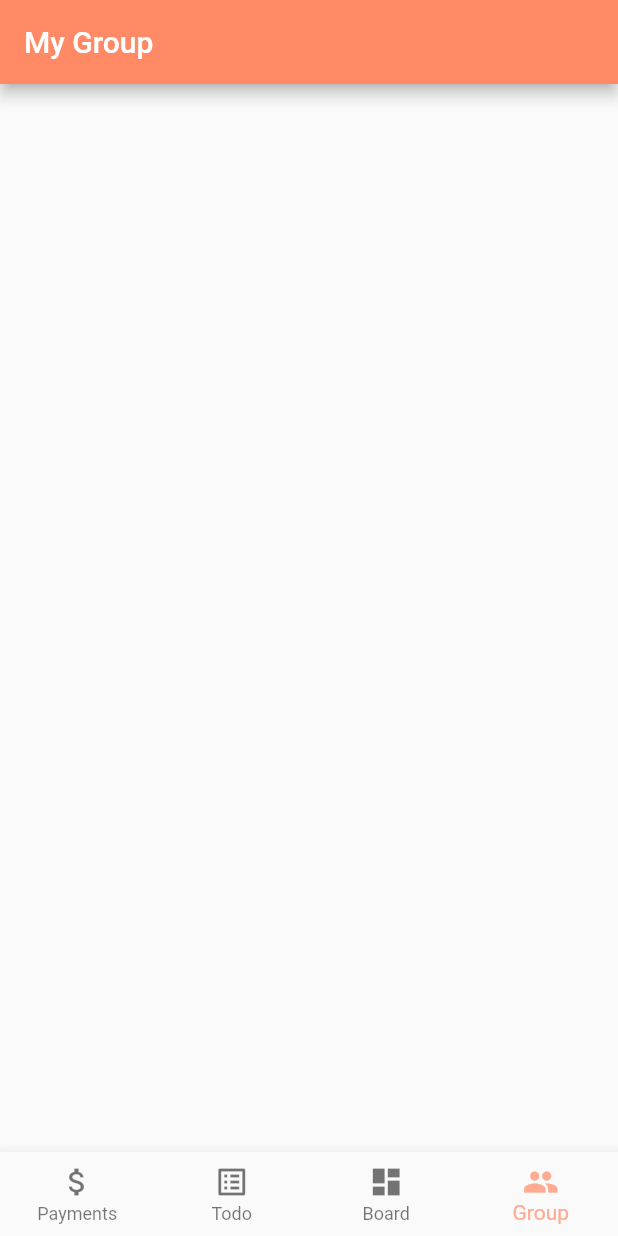
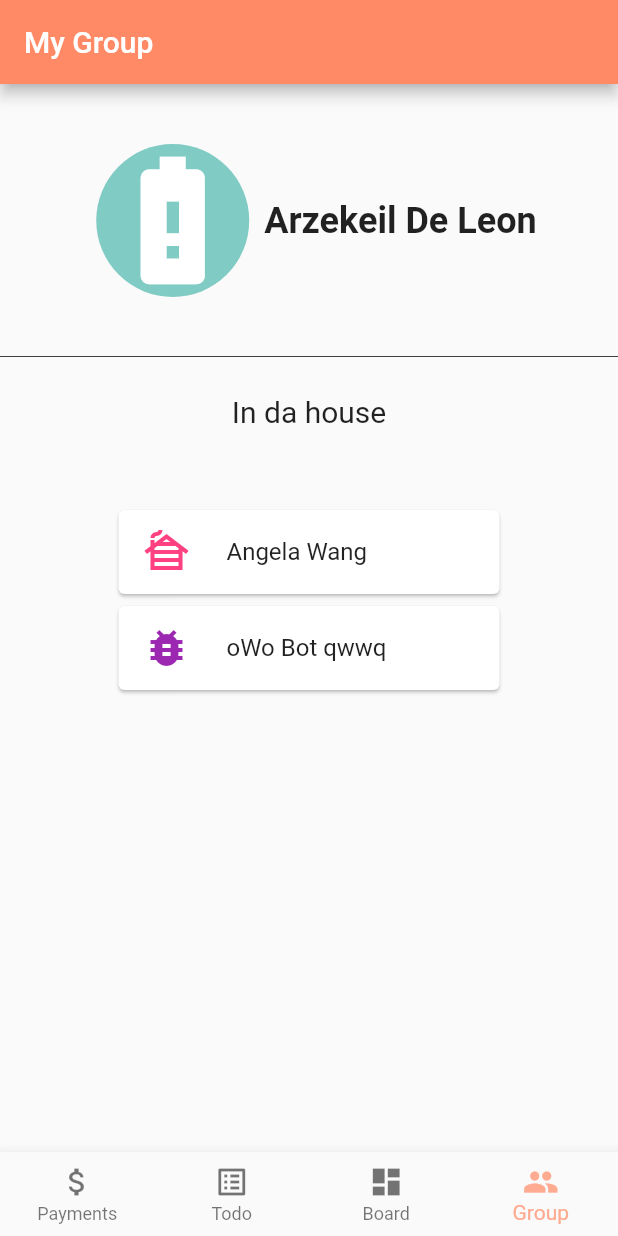
Before and after one commit to arzekeil/homies_management_system, a Flutter app: the screen it shows after launch, item 4 of the bottom bar chosen, on a phone screen of 412 x 824 dp. Run offline on Flutter 3.47's test engine with Material 2 defaults, Android fonts, the light colour scheme and no system bars.

Commit message:
basic group page is setup

```diff
--- a/client/lib/src/group_page.dart
+++ b/client/lib/src/group_page.dart
@@ -15,6 +15,95 @@ class _MyWidgetState extends State<Group> {
         title: const Text('My Group'),
         backgroundColor: Colors.deepOrange[300],
       ),
+      body: Column(
+        children: [
+          Row(
+            mainAxisAlignment: MainAxisAlignment.center,
+            children: [
+              Container(
+                margin: const EdgeInsets.symmetric(vertical: 30),
+                child: Row(
+                  children: [
+                    Container(
+                      margin: const EdgeInsets.all(10.0),
+                      decoration: BoxDecoration(
+                        shape: BoxShape.circle,
+                        color: Colors.teal.shade200,
+                      ),
+                      alignment: Alignment.center,
+                      child: const Icon(
+                        Icons.battery_alert,
+                        color: Colors.white,
+                        size: 102,
+                      ),
+                    ),
+                    const Text(
+                      "Arzekeil De Leon",
+                      style:
+                          TextStyle(fontSize: 24, fontWeight: FontWeight.w600),
+                    ),
+                  ],
+                ),
+              ),
+            ],
+          ),
+          const Divider(
+            height: 0,
+            thickness: 0.5,
+            indent: 0,
+            endIndent: 0,
+            color: Colors.black,
+          ),
+          Column(
+            children: [
+              Container(
+                margin: const EdgeInsets.only(left: 75, right: 75, top: 25),
+                child: const Text(
+                  "In da house",
+                  style: TextStyle(fontSize: 20, fontWeight: FontWeight.w400),
+                ),
+              ),
+              Container(
+                margin: const EdgeInsets.only(left: 75, right: 75, top: 50),
+                child: Column(
+                  children: [
+                    Card(
+                      child: Column(
+                        mainAxisSize: MainAxisSize.min,
+                        children: const <Widget>[
+                          ListTile(
+                            leading: Icon(
+                              Icons.cabin,
+                              color: Colors.pinkAccent,
+                              size: 32,
+                            ),
+                            title: Text('Angela Wang'),
+                          ),
+                        ],
+                      ),
+                    ),
+                    Card(
+                      child: Column(
+                        mainAxisSize: MainAxisSize.min,
+                        children: const <Widget>[
+                          ListTile(
+                            leading: Icon(
+                              Icons.bug_report,
+                              color: Colors.purple,
+                              size: 32,
+                            ),
+                            title: Text('oWo Bot qwwq'),
+                          ),
+                        ],
+                      ),
+                    ),
+                  ],
+                ),
+              ),
+            ],
+          ),
+        ],
+      ),
     );
   }
 }
```
